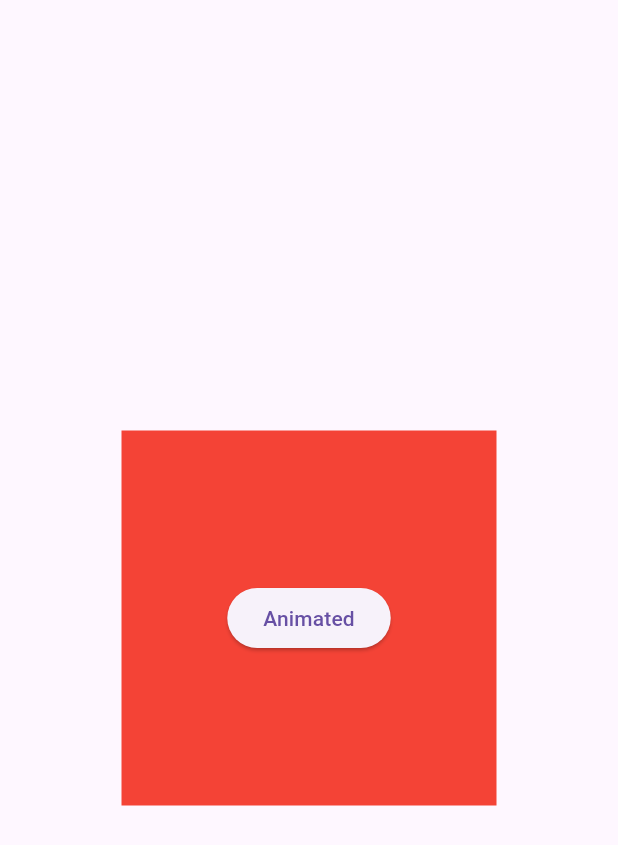
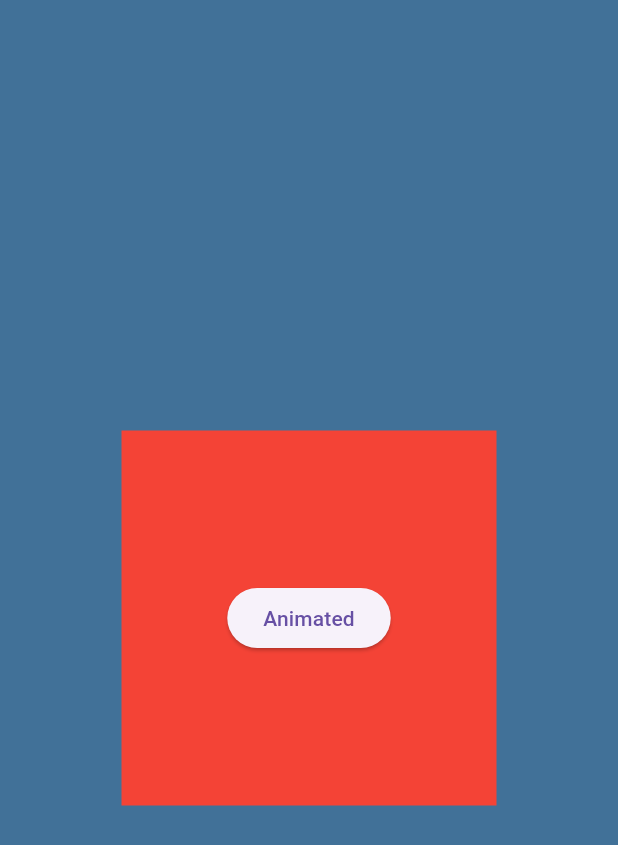
Before and after one commit to Shahanad-p/animation, a Flutter app: the ImpleciteAnimation screen opened directly, after a tap on "Animated", on a phone screen of 412 x 824 dp. Shown: the top 845 px of the screen. Run offline on Flutter 3.47's test engine with Material 3 defaults, Android fonts, the phone set to English and light mode, and no system bars; our stand-ins replace flutter_staggered_animations, lorem_ipsum, shared_preferences; accounts and stored records are empty.

Commit message:
successfully complete the project

```diff
--- a/lib/controller/provider.dart
+++ b/lib/controller/home_provider.dart
@@ -1,12 +1,7 @@
+import 'package:flutter/material.dart';
+import 'package:the_animation/model/activity_model.dart';
 
-import 'package:flutter/material.dart';
-import 'package:shared_preferences/shared_preferences.dart';
-import 'package:the_animation/model/activity_model.dart';
-import 'package:the_animation/view/home.dart';
-
-class AllProvider extends ChangeNotifier {
-  TextEditingController usernameController = TextEditingController();
-  TextEditingController passwordController = TextEditingController();
+class HomeProvider extends ChangeNotifier {
   List<Activity> activityList = [];
   GlobalKey<AnimatedListState> listKey = GlobalKey<AnimatedListState>();
 
@@ -63,48 +58,4 @@ class AllProvider extends ChangeNotifier {
     }
     notifyListeners();
   }
-
-  // to validate the entered credential
-  bool validateCredential(String username, String password) {
-    return username == 'hello' && password == 'hello';
-  }
-
-  //to save the username and and password is sharedpreference
-  Future<void> saveCredential(String username, String password) async {
-    final prefs = await SharedPreferences.getInstance();
-    prefs.setString('username', username);
-    prefs.setString('password', password);
-    notifyListeners();
-  }
-
-  //to handle logic button press
-  void login(context) {
-    String username = usernameController.text.trim();
-    String password = passwordController.text.trim();
-    bool isValid = validateCredential(username, password);
-    if (isValid) {
-      saveCredential(username, password);
-      Navigator.push(
-          context, MaterialPageRoute(builder: (context) => HomeScreen()));
-      notifyListeners();
-    } else {
-      showDialog(
-        context: context,
-        builder: (_) => AlertDialog(
-          title: Text('Error'),
-          content: Text('Invalid username or password'),
-          actions: <Widget>[
-            TextButton(
-              onPressed: () {
-                Navigator.of(context).pop();
-              },
-              child: Text('OK'),
-            ),
-          ],
-        ),
-      );
-      notifyListeners();
-    }
-    notifyListeners();
-  }
 }
--- /dev/null
+++ b/lib/controller/implecite_provider.dart
@@ -0,0 +1,17 @@
+import 'package:flutter/material.dart';
+
+class ImpleciteProvider extends ChangeNotifier {
+  double margin = 10;
+  double height = 500;
+  double width = 500;
+  Color color = Colors.green;
+  double opacity = 1;
+
+  void animatedButton() {
+    margin = 50;
+    height = 250;
+    width = 250;
+    color = Colors.red;
+    notifyListeners();
+  }
+}
--- a/lib/view/gride_view.dart
+++ b/lib/view/gride_view.dart
@@ -8,6 +8,7 @@ class GridViewScreen extends StatelessWidget {
   @override
   Widget build(BuildContext context) {
     return Scaffold(
+      backgroundColor: Color.fromARGB(255, 65, 113, 152),
       body: AnimationLimiter(
         child: GridView.builder(
           gridDelegate: SliverGridDelegateWithFixedCrossAxisCount(
--- a/lib/view/home.dart
+++ b/lib/view/home.dart
@@ -1,6 +1,6 @@
 import 'package:flutter/material.dart';
 import 'package:provider/provider.dart';
-import 'package:the_animation/controller/provider.dart';
+import 'package:the_animation/controller/home_provider.dart';
 import 'package:the_animation/model/activity_model.dart';
 import 'package:the_animation/view/details_screen.dart';
 import 'package:the_animation/view/gride_view.dart';
@@ -20,7 +20,7 @@ class _HomeScreenState extends State<HomeScreen> {
     super.initState();
 
     WidgetsBinding.instance.addPostFrameCallback((_) {
-      final provider = Provider.of<AllProvider>(context, listen: false);
+      final provider = Provider.of<HomeProvider>(context, listen: false);
       provider.addActivity();
     });
   }
@@ -86,7 +86,7 @@ class _HomeScreenState extends State<HomeScreen> {
                 ),
               ),
               SizedBox(height: 20),
-              Consumer<AllProvider>(
+              Consumer<HomeProvider>(
                 builder: (context, value, child) => Flexible(
                   child: AnimatedList(
                     key: value.listKey,
--- a/lib/view/implecite.dart
+++ b/lib/view/implecite.dart
@@ -1,4 +1,6 @@
 import 'package:flutter/material.dart';
+import 'package:provider/provider.dart';
+import 'package:the_animation/controller/implecite_provider.dart';
 
 class ImpleciteAnimation extends StatefulWidget {
   const ImpleciteAnimation({super.key});
@@ -8,33 +10,25 @@ class ImpleciteAnimation extends StatefulWidget {
 }
 
 class _ImpleciteAnimationState extends State<ImpleciteAnimation> {
-  double margin = 10;
-  double height = 500;
-  double width = 500;
-  Color color = Colors.green;
-  double opacity = 1;
-
   @override
   Widget build(BuildContext context) {
     return Scaffold(
-      body: Center(
+      backgroundColor: Color.fromARGB(255, 65, 113, 152),
+      body: Consumer<ImpleciteProvider>(
+        builder: (context, value, child) => Center(
           child: AnimatedContainer(
-          height: height,
-          width: width,
+            height: value.height,
+            width: value.width,
             duration: Duration(seconds: 1),
-          margin: EdgeInsets.all(margin),
-          color: color,
+            margin: EdgeInsets.all(value.margin),
+            color: value.color,
             child: Center(
               child: ElevatedButton(
                   onPressed: () {
-                  setState(() {
-                    margin = 50;
-                    height = 250;
-                    width = 250;
-                    color = Colors.red;
-                  });
+                    value.animatedButton();
                   },
                   child: Text('Animated')),
+            ),
           ),
         ),
       ),
--- a/lib/view/login.dart
+++ b/lib/view/login.dart
@@ -1,7 +1,6 @@
-
 import 'package:flutter/material.dart';
 import 'package:provider/provider.dart';
-import 'package:the_animation/controller/provider.dart';
+import 'package:the_animation/controller/login_provider.dart';
 
 class LoginScreen extends StatelessWidget {
   const LoginScreen({Key? key}) : super(key: key);
@@ -22,7 +21,7 @@ class LoginScreen extends StatelessWidget {
             child: SingleChildScrollView(
               child: Padding(
                 padding: const EdgeInsets.only(left: 20, right: 20),
-                child: Consumer<AllProvider>(
+                child: Consumer<LoginProvider>(
                   builder: (context, value, child) => Column(
                     children: [
                       Text('Login',
```
Also changed, not shown: lib/controller/login_provider.dart (added, +51 -0 lines), lib/main.dart (+6 -3 lines). Lines whose indentation alone changed are shown as unchanged.
